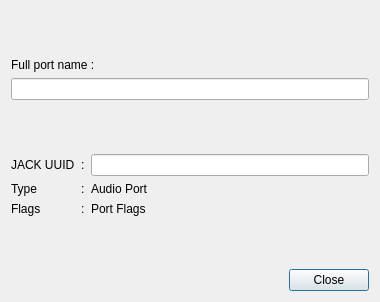
Before: the Qt Designer form resources/ui/canvas_port_info.ui in Houston4444/RaySession, drawn with Qt 5.
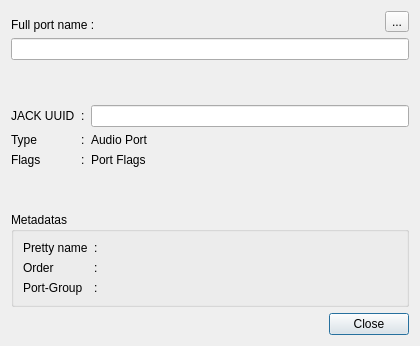
After: the same form once the commit is applied. Icons and pictures are not drawn.

Commit message: show metadata in port info dialog

Diff of the .ui file:
```diff
--- a/resources/ui/canvas_port_info.ui
+++ b/resources/ui/canvas_port_info.ui
@@ -6,8 +6,8 @@
    <rect>
     <x>0</x>
     <y>0</y>
-    <width>380</width>
-    <height>302</height>
+    <width>420</width>
+    <height>346</height>
    </rect>
   </property>
   <property name="windowTitle">
@@ -15,30 +15,47 @@
   </property>
   <layout class="QVBoxLayout" name="verticalLayout_2">
    <item>
-    <spacer name="verticalSpacer_2">
-     <property name="orientation">
-      <enum>Qt::Vertical</enum>
-     </property>
-     <property name="sizeHint" stdset="0">
-      <size>
-       <width>20</width>
-       <height>40</height>
-      </size>
-     </property>
-    </spacer>
-   </item>
-   <item>
-    <widget class="QLabel" name="label">
-     <property name="sizePolicy">
-      <sizepolicy hsizetype="Fixed" vsizetype="Preferred">
-       <horstretch>0</horstretch>
-       <verstretch>0</verstretch>
-      </sizepolicy>
-     </property>
-     <property name="text">
-      <string>Full port name :</string>
-     </property>
-    </widget>
+    <layout class="QHBoxLayout" name="horizontalLayout_2">
+     <item>
+      <widget class="QLabel" name="label">
+       <property name="sizePolicy">
+        <sizepolicy hsizetype="Fixed" vsizetype="Preferred">
+         <horstretch>0</horstretch>
+         <verstretch>0</verstretch>
+        </sizepolicy>
+       </property>
+       <property name="text">
+        <string>Full port name :</string>
+       </property>
+       <property name="alignment">
+        <set>Qt::AlignBottom|Qt::AlignLeading|Qt::AlignLeft</set>
+       </property>
+      </widget>
+     </item>
+     <item>
+      <spacer name="horizontalSpacer">
+       <property name="orientation">
+        <enum>Qt::Horizontal</enum>
+       </property>
+       <property name="sizeHint" stdset="0">
+        <size>
+         <width>40</width>
+         <height>20</height>
+        </size>
+       </property>
+      </spacer>
+     </item>
+     <item>
+      <widget class="QToolButton" name="toolButtonRefresh">
+       <property name="text">
+        <string>...</string>
+       </property>
+       <property name="icon">
+        <iconset theme="view-refresh"/>
+       </property>
+      </widget>
+     </item>
+    </layout>
    </item>
    <item>
     <widget class="QLineEdit" name="lineEditFullPortName">
@@ -155,6 +172,96 @@
      </property>
     </spacer>
    </item>
+   <item>
+    <widget class="QGroupBox" name="groupBoxMetadatas">
+     <property name="title">
+      <string>Metadatas</string>
+     </property>
+     <layout class="QGridLayout" name="gridLayout_2">
+      <item row="1" column="1">
+       <widget class="QLabel" name="label_12">
+        <property name="text">
+         <string>:</string>
+        </property>
+       </widget>
+      </item>
+      <item row="2" column="0">
+       <widget class="QLabel" name="label_10">
+        <property name="text">
+         <string>Port-Group</string>
+        </property>
+       </widget>
+      </item>
+      <item row="0" column="1">
+       <widget class="QLabel" name="label_11">
+        <property name="sizePolicy">
+         <sizepolicy hsizetype="Fixed" vsizetype="Preferred">
+          <horstretch>0</horstretch>
+          <verstretch>0</verstretch>
+         </sizepolicy>
+        </property>
+        <property name="text">
+         <string>:</string>
+        </property>
+       </widget>
+      </item>
+      <item row="2" column="1">
+       <widget class="QLabel" name="label_13">
+        <property name="text">
+         <string>:</string>
+        </property>
+       </widget>
+      </item>
+      <item row="1" column="0">
+       <widget class="QLabel" name="label_9">
+        <property name="sizePolicy">
+         <sizepolicy hsizetype="Minimum" vsizetype="Preferred">
+          <horstretch>0</horstretch>
+          <verstretch>0</verstretch>
+         </sizepolicy>
+        </property>
+        <property name="text">
+         <string>Order</string>
+        </property>
+       </widget>
+      </item>
+      <item row="0" column="0">
+       <widget class="QLabel" name="label_8">
+        <property name="sizePolicy">
+         <sizepolicy hsizetype="Fixed" vsizetype="Preferred">
+          <horstretch>0</horstretch>
+          <verstretch>0</verstretch>
+         </sizepolicy>
+        </property>
+        <property name="text">
+         <string>Pretty name</string>
+        </property>
+       </widget>
+      </item>
+      <item row="0" column="2">
+       <widget class="QLabel" name="labelPrettyName">
+        <property name="text">
+         <string/>
+        </property>
+       </widget>
+      </item>
+      <item row="1" column="2">
+       <widget class="QLabel" name="labelPortOrder">
+        <property name="text">
+         <string/>
+        </property>
+       </widget>
+      </item>
+      <item row="2" column="2">
+       <widget class="QLabel" name="labelPortGroup">
+        <property name="text">
+         <string/>
+        </property>
+       </widget>
+      </item>
+     </layout>
+    </widget>
+   </item>
    <item>
     <widget class="QDialogButtonBox" name="buttonBox">
      <property name="orientation">
```
The commit also changes 4 other files.
